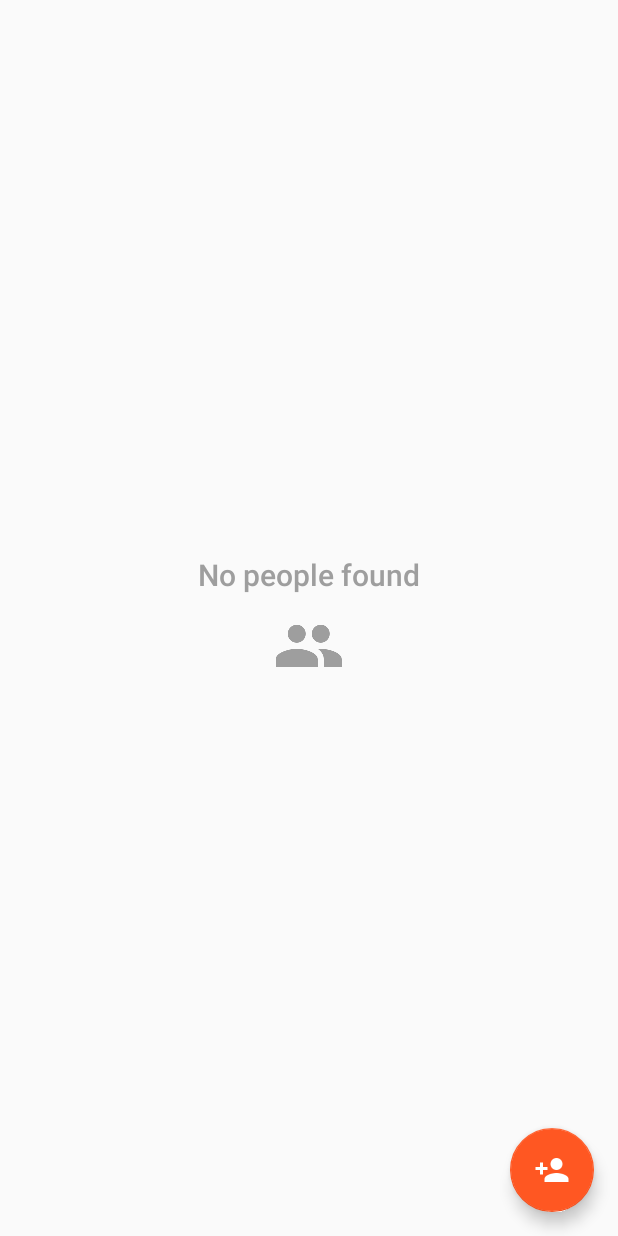
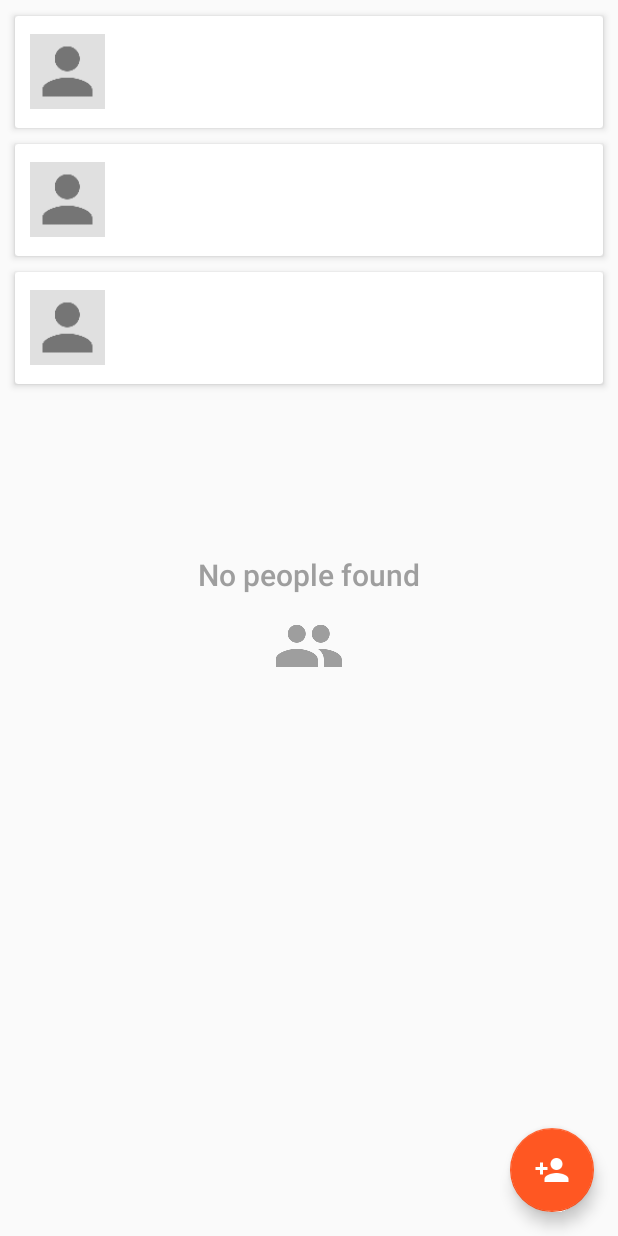
Before and after one commit to jakemoritz/CodeTest_Jake_Moritz, an Android app: the layout fragment_person_list.xml on its own in the app's theme, with its tools: preview values and no code run, on a phone screen of 412 x 824 dp. Run offline under Robolectric (Android 15) with nearby library versions, the phone set to English and light mode, and no system bars.

Commit message:
Added placeholder layout; updated Person list layout

```diff
--- a/app/src/main/java/com/domain/codetest_jake_moritz/fragment/PersonFragment.java
+++ b/app/src/main/java/com/domain/codetest_jake_moritz/fragment/PersonFragment.java
@@ -52,7 +52,7 @@ public class PersonFragment extends Fragment implements MainActivity.OnPersonCli
     public void onCreate(Bundle savedInstanceState) {
         super.onCreate(savedInstanceState);
 
-//        generateDummyInfo();
+        generateDummyInfo();
         if (getArguments() != null) {
             mColumnCount = getArguments().getInt(ARG_COLUMN_COUNT);
         }
@@ -83,6 +83,7 @@ public class PersonFragment extends Fragment implements MainActivity.OnPersonCli
                         person.setFirstName("John");
                         person.setLastName("Smith");
                         person.setDateOfBirth(1495577645663L);
+                        person.setDateOfBirthFormatted("May 31, 2017");
                         person.setPhoneNumber("555-555-5555");
 
                         int zipCode = (int) (Math.random() * 99999 + 10000);
--- a/app/src/main/res/layout/fragment_person.xml
+++ b/app/src/main/res/layout/fragment_person.xml
@@ -15,23 +15,39 @@
 
     <RelativeLayout
         android:layout_width="match_parent"
-        android:layout_height="match_parent">
+        android:layout_height="match_parent"
+        android:layout_gravity="center_vertical"
+        android:gravity="center_vertical">
+
+        <ImageView
+            android:id="@+id/placeholder"
+            android:layout_width="50dp"
+            android:layout_height="50dp"
+            android:layout_alignParentStart="true"
+            android:layout_centerVertical="true"
+            android:layout_marginEnd="10dp"
+            android:background="#E0E0E0"
+            android:src="@drawable/ic_person"
+            android:tint="#757575" />
 
         <TextView
             android:id="@+id/person_name"
-            style="@style/Base.TextAppearance.AppCompat.Headline"
-            android:layout_width="wrap_content"
+            style="@style/Base.TextAppearance.AppCompat.Title"
+            android:layout_width="fill_parent"
             android:layout_height="wrap_content"
-            android:layout_alignParentStart="true"
-            android:layout_marginBottom="5dp" />
+            android:layout_alignParentTop="true"
+            android:layout_marginBottom="5dp"
+            android:maxLines="1"
+            android:layout_toEndOf="@id/placeholder" />
 
         <TextView
             android:id="@+id/person_date_of_birth"
-            style="@style/Base.TextAppearance.AppCompat.Body2"
+            style="@style/Base.TextAppearance.AppCompat.Subhead"
             android:layout_width="wrap_content"
             android:layout_height="wrap_content"
-            android:layout_alignParentStart="true"
-            android:layout_below="@id/person_name" />
+            android:layout_alignParentBottom="true"
+            android:layout_below="@id/person_name"
+            android:layout_toEndOf="@id/placeholder" />
 
         <TextView
             android:id="@+id/person_phone_number"
@@ -39,13 +55,15 @@
             android:layout_width="wrap_content"
             android:layout_height="wrap_content"
             android:layout_alignParentEnd="true"
+            android:layout_alignParentTop="true"
             android:layout_marginBottom="5dp" />
 
         <TextView
             android:id="@+id/person_zip_code"
-            style="@style/Base.TextAppearance.AppCompat.Body2"
+            style="@style/Base.TextAppearance.AppCompat.Subhead"
             android:layout_width="wrap_content"
             android:layout_height="wrap_content"
+            android:layout_alignParentBottom="true"
             android:layout_alignParentEnd="true"
             android:layout_below="@id/person_phone_number" />
     </RelativeLayout>
--- a/app/src/main/res/layout/fragment_person_list.xml
+++ b/app/src/main/res/layout/fragment_person_list.xml
@@ -15,7 +15,6 @@
         android:layout_height="match_parent"
         android:layout_marginTop="5dp"
         android:scrollbars="vertical"
-        android:visibility="gone"
         app:layoutManager="LinearLayoutManager"
         tools:context="com.domain.codetest_jake_moritz.fragment.PersonFragment"
         tools:listitem="@layout/fragment_person" />
```
Also changed, not shown: app/src/main/res/layout/placeholder_image.xml (added, +8 -0 lines).
